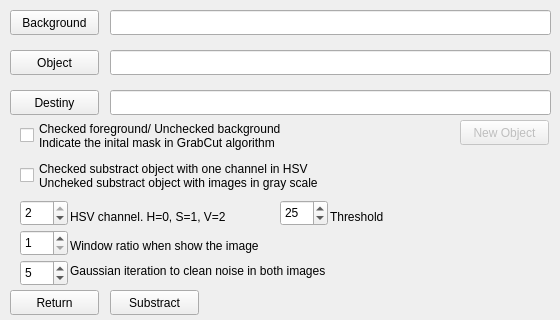
The window that gui/pages/substractToolPage.ui (jacv050/dataset-tools) describes before a commit, drawn with Qt 5; both pictures show x 0 to 560 and y 0 to 320 of the 560 by 507 pixel window.
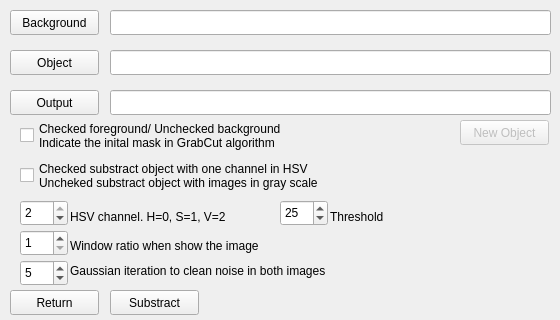
The same window after the commit.

Commit message: Changed name destiny to output in interface of subtractToolPAge

What changed in the file:
```diff
--- a/gui/pages/substractToolPage.ui
+++ b/gui/pages/substractToolPage.ui
@@ -251,7 +251,7 @@
     </rect>
    </property>
    <property name="text">
-    <string>Destiny</string>
+    <string>Output</string>
    </property>
   </widget>
   <widget class="QLineEdit" name="txtMaskDestiny">
```
